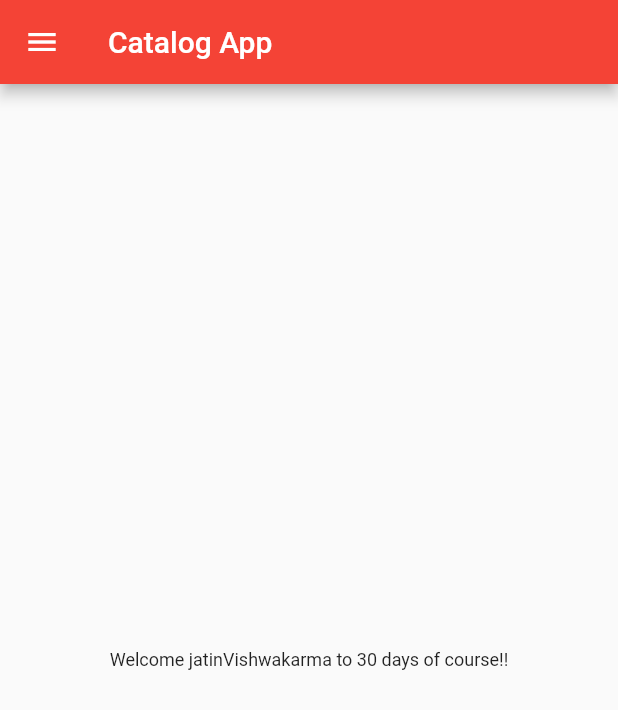
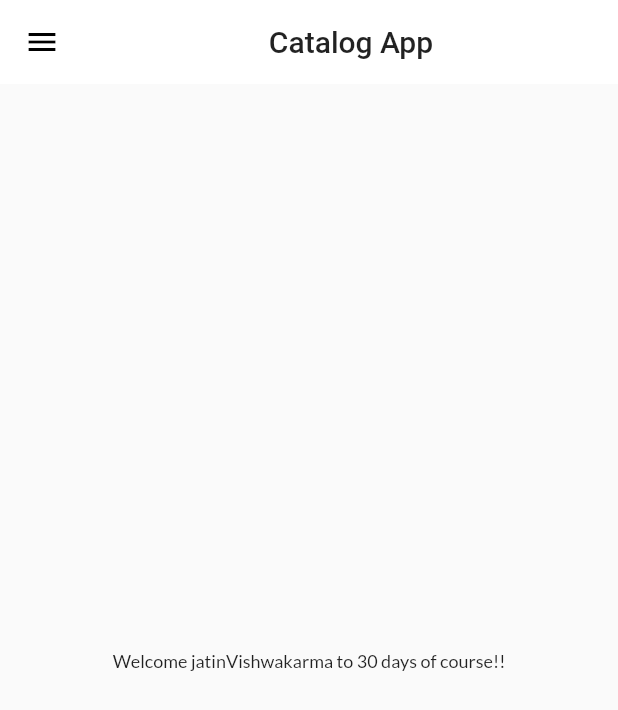
Before and after one commit to jvish2030/30DaysOfFlutter, a Flutter app: the screen it shows after launch, on a phone screen of 412 x 824 dp. Shown: the top 710 px of the screen. Run offline on Flutter 3.47's test engine with Material 2 defaults, Android fonts, the phone set to English and light mode, and no system bars; our stand-ins replace google_fonts; key blocks and very long unbroken strings in the code were emptied for the run.

Commit message:
Theme Extracted

```diff
--- a/project1/lib/Pages/home_page.dart
+++ b/project1/lib/Pages/home_page.dart
@@ -7,10 +7,9 @@ class HomePage extends StatelessWidget {
   @override
   Widget build(BuildContext context) {
     int days = 30;
-    return Center(
-      child: Scaffold(
+    return Scaffold(
       appBar: AppBar(
-          title: Text("Catalog App"),
+        title: Center(child: Text("Catalog App")),
       ),
       body: Center(
         child: Container(
@@ -20,7 +19,6 @@ class HomePage extends StatelessWidget {
         ),
       ),
       drawer: MyDrawer(),
-      ),
     );
   }
 }
--- /dev/null
+++ b/project1/lib/Widget/themes.dart
@@ -0,0 +1,16 @@
+import 'package:flutter/material.dart';
+import 'package:google_fonts/google_fonts.dart';
+
+class MyTheme {
+  static ThemeData lightTheme(BuildContext context) => ThemeData(
+      primarySwatch: Colors.red,
+      fontFamily: GoogleFonts.lato().fontFamily,
+      appBarTheme: AppBarTheme(
+          color: Colors.white,
+          elevation: 0.0,
+          iconTheme: IconThemeData(color: Colors.black),
+          textTheme: Theme.of(context).textTheme));
+
+  static ThemeData darkTheme(BuildContext context) =>
+      ThemeData(brightness: Brightness.dark);
+}
--- a/project1/lib/main.dart
+++ b/project1/lib/main.dart
@@ -3,6 +3,7 @@ import 'package:project1/Pages/home_page.dart';
 import 'package:project1/Pages/Login_page.dart';
 import 'package:google_fonts/google_fonts.dart';
 import 'package:project1/Utils/MyRoutes.dart';
+import 'package:project1/Widget/themes.dart';
 
 void main() {
   runApp(MyApp());
@@ -14,12 +15,9 @@ class MyApp extends StatelessWidget {
     return MaterialApp(
       // home: HomePage(),
       debugShowCheckedModeBanner: false,
-      themeMode: ThemeMode.dark,
-      theme: ThemeData(
-          primarySwatch: Colors.deepPurple,
-          fontFamily: GoogleFonts.lato().fontFamily),
-      darkTheme:
-          ThemeData(brightness: Brightness.light, primarySwatch: Colors.red),
+      themeMode: ThemeMode.light,
+      theme: MyTheme.lightTheme(context),
+      // darkTheme: ThemeData(brightness: Brightness.dark),
       initialRoute: MyRoutes.homeRoute,
       routes: {
         "/": (context) => new LoginPage(),
```
Lines whose indentation alone changed are shown as unchanged.
